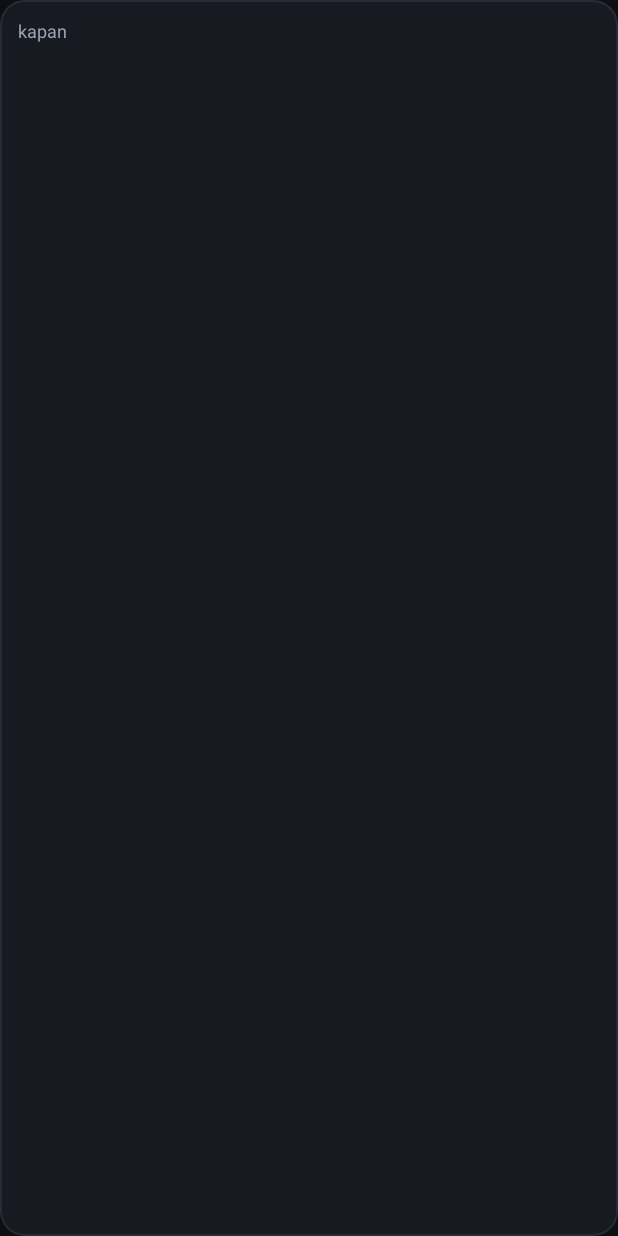
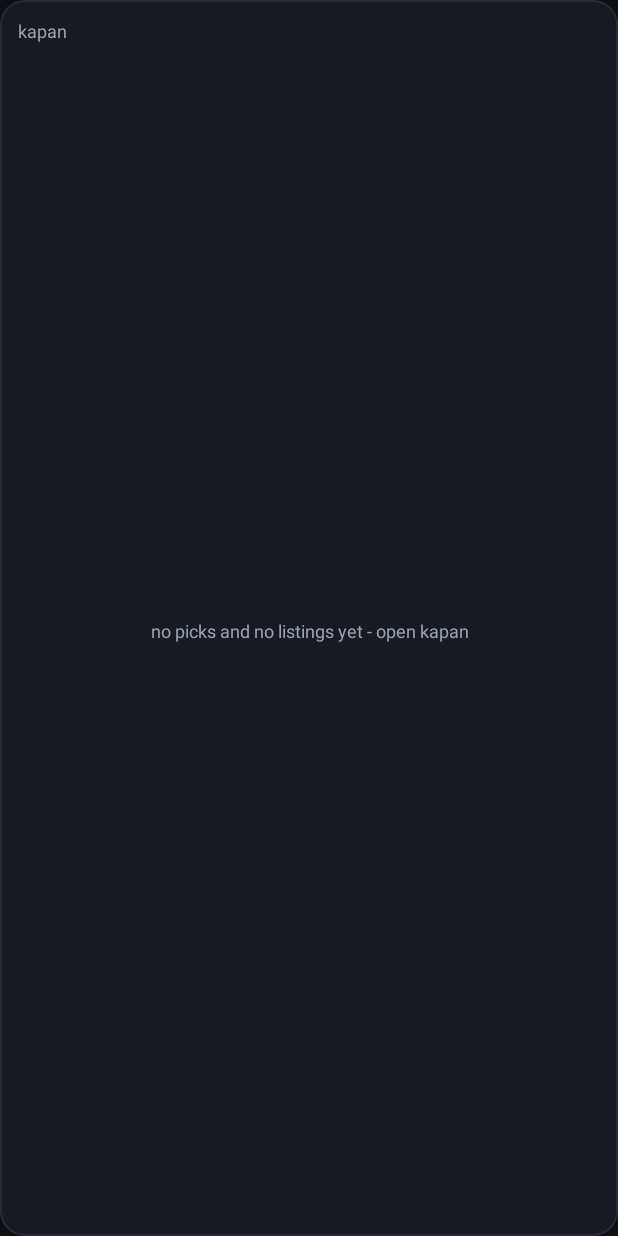
Before and after one commit to irvan-putra/kapan, an Android app: the layout kapan_widget.xml on its own in the app's theme, with its tools: preview values and no code run, on a phone screen of 412 x 824 dp. Run offline under Robolectric (Android 15) with nearby library versions, the phone set to English and light mode, and no system bars.

Commit message:
0.2.3: scrollable widget list, no pick cap
The widget capped picks at five rows, silently dropping the sixth (AI for
Indonesia Hackathon). The large widget is now a ListView fed by
KapanWidgetService (RemoteViews collection): every pick, sorted by date,
scrolls inside the widget, so any count fits. Rows past the visible area
are a swipe away. Empty state explains there is nothing yet. Countdowns
still restate on the ~30-minute OS tick plus app opens.

```diff
--- a/app/build.gradle.kts
+++ b/app/build.gradle.kts
@@ -2,8 +2,8 @@ plugins {
     id("com.android.application")
 }
 
-val appVersionName = "0.2.2"
-val appVersionCode = 5
+val appVersionName = "0.2.3"
+val appVersionCode = 6
 
 base {
     archivesName.set("kapan-v$appVersionName")
--- a/app/src/main/AndroidManifest.xml
+++ b/app/src/main/AndroidManifest.xml
@@ -31,5 +31,9 @@
                 android:name="android.appwidget.provider"
                 android:resource="@xml/kapan_widget" />
         </receiver>
+
+        <service
+            android:name=".KapanWidgetService"
+            android:permission="android.permission.BIND_REMOTEVIEWS" />
     </application>
 </manifest>
--- a/app/src/main/res/layout/kapan_widget.xml
+++ b/app/src/main/res/layout/kapan_widget.xml
@@ -15,9 +15,24 @@
         android:textColor="#9AA3B2"
         android:textSize="12sp" />
 
-    <LinearLayout
-        android:id="@+id/w_rows"
+    <FrameLayout
         android:layout_width="match_parent"
-        android:layout_height="wrap_content"
-        android:orientation="vertical" />
+        android:layout_height="match_parent">
+
+        <ListView
+            android:id="@+id/w_list"
+            android:layout_width="match_parent"
+            android:layout_height="match_parent"
+            android:divider="@android:color/transparent"
+            android:dividerHeight="0dp" />
+
+        <TextView
+            android:id="@+id/w_empty"
+            android:layout_width="match_parent"
+            android:layout_height="match_parent"
+            android:gravity="center"
+            android:text="no picks and no listings yet - open kapan"
+            android:textColor="#9AA3B2"
+            android:textSize="12sp" />
+    </FrameLayout>
 </LinearLayout>
--- a/app/src/main/res/layout/kapan_widget_row.xml
+++ b/app/src/main/res/layout/kapan_widget_row.xml
@@ -1,5 +1,6 @@
 <?xml version="1.0" encoding="utf-8"?>
 <LinearLayout xmlns:android="http://schemas.android.com/apk/res/android"
+    android:id="@+id/w_row_root"
     android:layout_width="match_parent"
     android:layout_height="wrap_content"
     android:orientation="vertical"
```
Also changed, not shown: app/src/main/java/com/vanipy/kapan/KapanWidget.java (+15 -38 lines), app/src/main/java/com/vanipy/kapan/KapanWidgetService.java (added, +107 -0 lines), app/src/main/res/drawable/ic_launcher.png, 1 other file.
